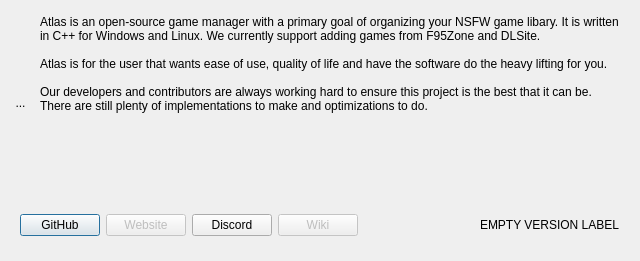
Old version of the form atlas/ui/dialog/AboutAtlas.ui in the repository KJNeko/Atlas.
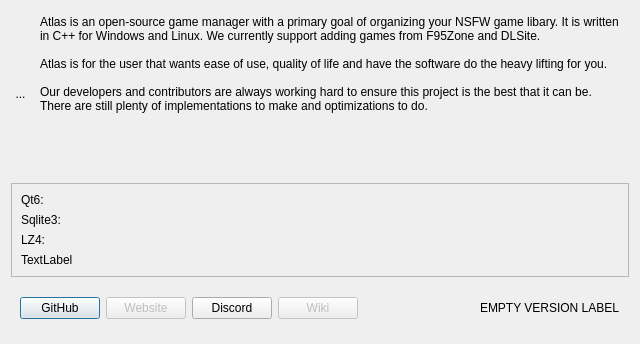
New version of the form. Icons and pictures are not drawn.

Commit message: Add in extra version info to About Atlas

The edit to the form file:
```diff
--- a/atlas/ui/dialog/AboutAtlas.ui
+++ b/atlas/ui/dialog/AboutAtlas.ui
@@ -7,7 +7,7 @@
     <x>0</x>
     <y>0</y>
     <width>640</width>
-    <height>261</height>
+    <height>344</height>
    </rect>
   </property>
   <property name="windowTitle">
@@ -130,6 +130,46 @@
      </property>
     </widget>
    </item>
+   <item row="1" column="0" colspan="2">
+    <widget class="QFrame" name="frame">
+     <property name="frameShape">
+      <enum>QFrame::StyledPanel</enum>
+     </property>
+     <property name="frameShadow">
+      <enum>QFrame::Raised</enum>
+     </property>
+     <layout class="QVBoxLayout" name="verticalLayout">
+      <item>
+       <widget class="QLabel" name="lbQt6Ver">
+        <property name="text">
+         <string>Qt6: </string>
+        </property>
+       </widget>
+      </item>
+      <item>
+       <widget class="QLabel" name="lbSqlite3Ver">
+        <property name="text">
+         <string>Sqlite3: </string>
+        </property>
+       </widget>
+      </item>
+      <item>
+       <widget class="QLabel" name="lbLZ4Ver">
+        <property name="text">
+         <string>LZ4:</string>
+        </property>
+       </widget>
+      </item>
+      <item>
+       <widget class="QLabel" name="lbSPDLogVer">
+        <property name="text">
+         <string>TextLabel</string>
+        </property>
+       </widget>
+      </item>
+     </layout>
+    </widget>
+   </item>
   </layout>
  </widget>
  <resources>
```
The commit also changes 1 other file.
